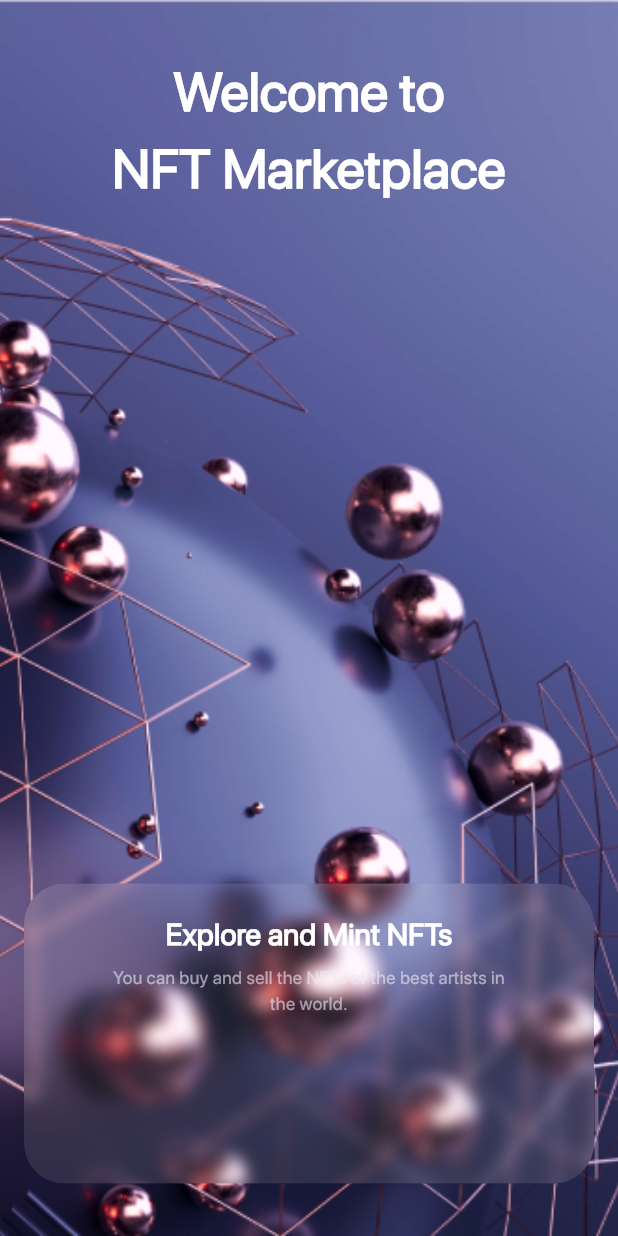
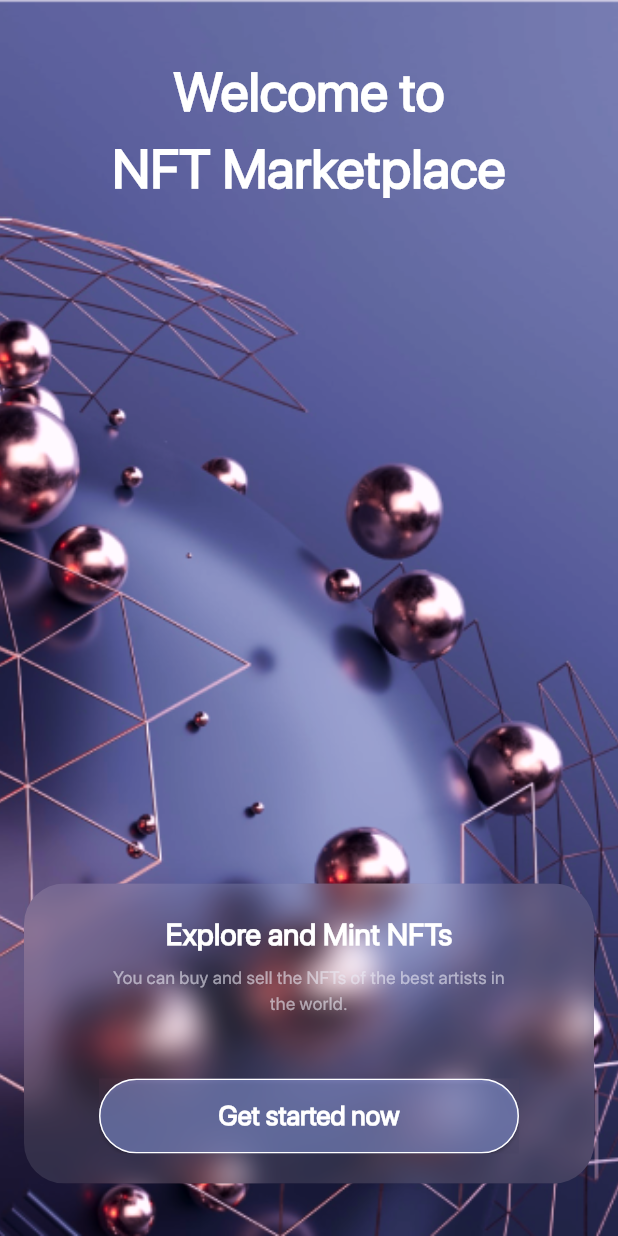
Before and after one commit to Hishamk99/mini-market-place, a Flutter app: the screen it shows after launch, on a phone screen of 412 x 824 dp. Run offline on Flutter 3.47's test engine with Material 3 defaults, Android fonts, the light colour scheme and no system bars.

Commit message:
finish CustomButton widget

```diff
--- /dev/null
+++ b/lib/features/splash/presentation/views/widgets/custom_button.dart
@@ -0,0 +1,41 @@
+import 'dart:ui';
+import 'package:flutter/material.dart';
+
+class CustomButton extends StatelessWidget {
+  const CustomButton({super.key, required this.onPressed});
+  final void Function()? onPressed;
+  @override
+  Widget build(BuildContext context) {
+    return SizedBox(
+      width: double.infinity,
+      height: 50,
+      child: ClipRRect(
+        child: BackdropFilter(
+          filter: ImageFilter.blur(
+            sigmaX: 10,
+            sigmaY: 10,
+          ),
+          child: ElevatedButton(
+            style: ElevatedButton.styleFrom(
+              //backgroundColor: Colors.white.withOpacity(.1),
+              backgroundColor: const Color(0xff97a9f6).withOpacity(.5),
+              side: const BorderSide(
+                color: Colors.white,
+              ),
+            ),
+            onPressed: onPressed,
+            child: const Text(
+              'Get started now',
+              style: TextStyle(
+                color: Colors.white,
+                fontSize: 18,
+                fontFamily: 'SF Pro Display',
+                fontWeight: FontWeight.bold,
+              ),
+            ),
+          ),
+        ),
+      ),
+    );
+  }
+}
--- a/lib/features/splash/presentation/views/widgets/custom_card.dart
+++ b/lib/features/splash/presentation/views/widgets/custom_card.dart
@@ -2,6 +2,8 @@ import 'dart:ui';
 import 'package:flutter/material.dart';
 import 'package:mini_nft_marketplace_app/core/resources/strings_manager.dart';
 import 'package:mini_nft_marketplace_app/core/resources/styles.dart';
+
+import 'custom_button.dart';
 
 class CustomCard extends StatelessWidget {
   const CustomCard({
@@ -14,8 +16,8 @@ class CustomCard extends StatelessWidget {
       borderRadius: BorderRadius.circular(27),
       child: BackdropFilter(
         filter: ImageFilter.blur(
-          sigmaX: 5,
-          sigmaY: 5,
+          sigmaX: 10,
+          sigmaY: 10,
         ),
         child: Container(
           color: Colors.white.withOpacity(.1),
@@ -36,6 +38,9 @@ class CustomCard extends StatelessWidget {
                   style: Styles.style12,
                 ),
                 const Spacer(),
+                CustomButton(
+                  onPressed: () {},
+                ),
               ],
             ),
           ),
```
